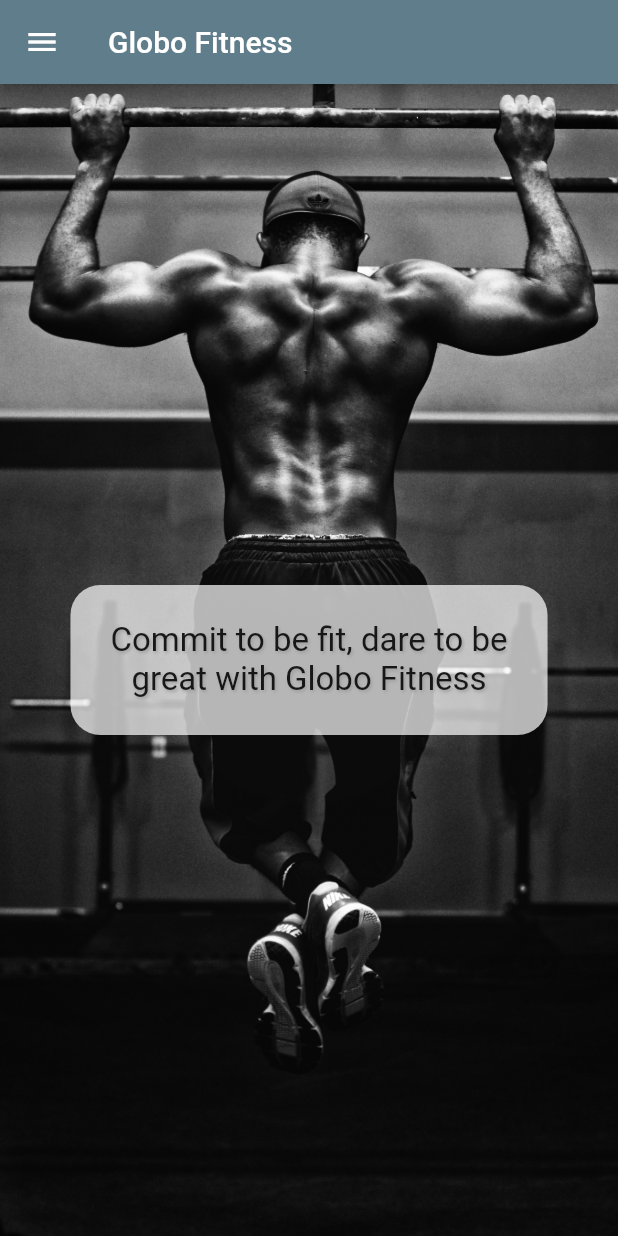
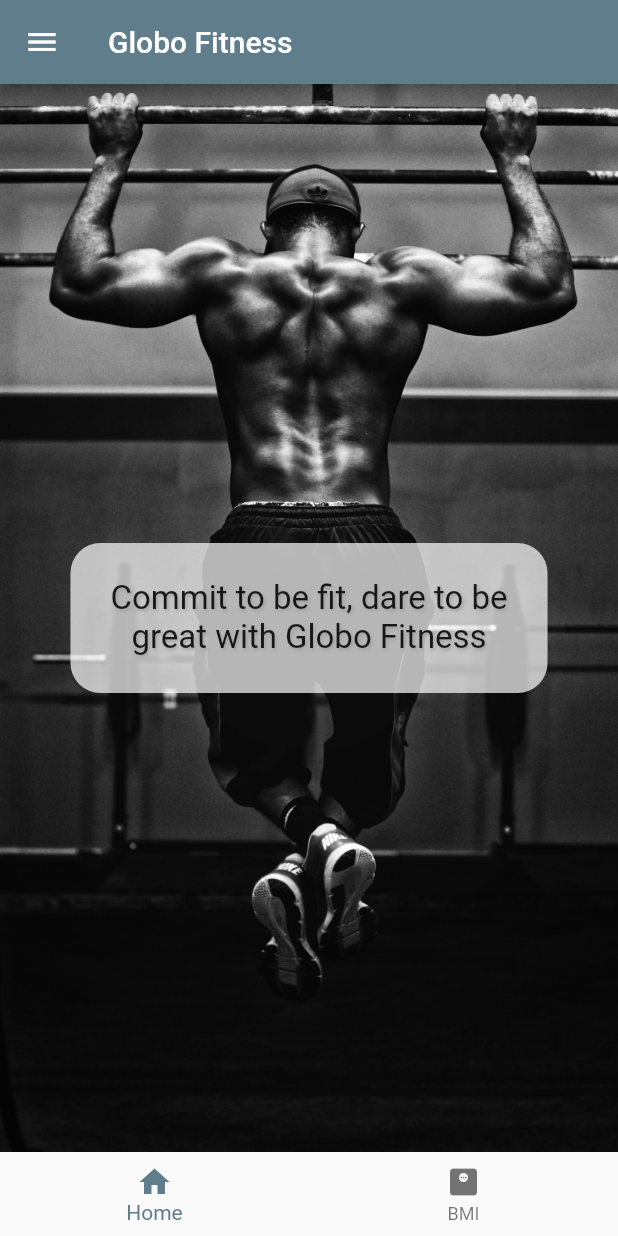
Before and after one commit to franco-marini/flutter-app, a Flutter app: the screen it shows after launch, in the side drawer, after a tap on "Home", on a phone screen of 412 x 824 dp. Run offline on Flutter 3.47's test engine with Material 2 defaults, Android fonts, the phone set to English and light mode, and no system bars.

Commit message:
FA: button tab navigator

```diff
--- a/lib/main.dart
+++ b/lib/main.dart
@@ -1,4 +1,5 @@
 import 'package:flutter/material.dart';
+import 'package:globo_fitness/screens/bmi_screen.dart';
 import 'package:globo_fitness/screens/intro_screen.dart';
 
 void main() {
@@ -11,6 +12,11 @@ class GlobeApp extends StatelessWidget {
   @override
   Widget build(BuildContext context) {
     return MaterialApp(
-        theme: ThemeData(primarySwatch: Colors.blueGrey), home: IntroScreen());
+        theme: ThemeData(primarySwatch: Colors.blueGrey),
+        routes: {
+          '/': (context) => const IntroScreen(),
+          '/bmi': (context) => const BmiScreen()
+        },
+        initialRoute: '/');
   }
 }
--- a/lib/screens/bmi_screen.dart
+++ b/lib/screens/bmi_screen.dart
@@ -1,5 +1,6 @@
 import 'package:flutter/material.dart';
 
+import '../shared/menu_bottom.dart';
 import '../shared/menu_drawer.dart';
 
 class BmiScreen extends StatelessWidget {
@@ -8,8 +9,9 @@ class BmiScreen extends StatelessWidget {
   @override
   Widget build(BuildContext context) {
     return Scaffold(
-        appBar: AppBar(title: Text('BMI Calculator')),
-        drawer: MenuDrawer(),
-        body: Center(child: FlutterLogo()));
+        appBar: AppBar(title: const Text('BMI Calculator')),
+        bottomNavigationBar: const MenuBottom(),
+        drawer: const MenuDrawer(),
+        body: const Center(child: FlutterLogo()));
   }
 }
--- a/lib/screens/intro_screen.dart
+++ b/lib/screens/intro_screen.dart
@@ -1,5 +1,6 @@
 import 'package:flutter/material.dart';
 
+import '../shared/menu_bottom.dart';
 import '../shared/menu_drawer.dart';
 
 class IntroScreen extends StatelessWidget {
@@ -9,21 +10,22 @@ class IntroScreen extends StatelessWidget {
   Widget build(BuildContext context) {
     return Scaffold(
       appBar: AppBar(
-        title: Text('Globo Fitness'),
+        title: const Text('Globo Fitness'),
       ),
-      drawer: MenuDrawer(),
+      drawer: const MenuDrawer(),
+      bottomNavigationBar: const MenuBottom(),
       body: Container(
-        decoration: BoxDecoration(
+        decoration: const BoxDecoration(
             image: DecorationImage(
                 fit: BoxFit.cover,
                 image: AssetImage('assets/home-screen.jpg'))),
         child: Center(
             child: Container(
-          padding: EdgeInsets.all(24),
-          decoration: BoxDecoration(
+          padding: const EdgeInsets.all(24),
+          decoration: const BoxDecoration(
               color: Colors.white70,
               borderRadius: BorderRadius.all(Radius.circular(20))),
-          child: Text(
+          child: const Text(
             'Commit to be fit, dare to be \ngreat with Globo Fitness',
             textAlign: TextAlign.center,
             style: TextStyle(fontSize: 22, shadows: [
--- /dev/null
+++ b/lib/shared/menu_bottom.dart
@@ -0,0 +1,27 @@
+import 'package:flutter/material.dart';
+
+class MenuBottom extends StatelessWidget {
+  const MenuBottom({
+    Key? key,
+  }) : super(key: key);
+
+  @override
+  Widget build(BuildContext context) {
+    return BottomNavigationBar(
+      onTap: (int index) {
+        switch (index) {
+          case 0:
+            Navigator.pushNamed(context, '/');
+            break;
+          case 1:
+            Navigator.pushNamed(context, '/bmi');
+            break;
+        }
+      },
+      items: const [
+        BottomNavigationBarItem(icon: Icon(Icons.home), label: 'Home'),
+        BottomNavigationBarItem(icon: Icon(Icons.monitor_weight), label: 'BMI'),
+      ],
+    );
+  }
+}
--- a/lib/shared/menu_drawer.dart
+++ b/lib/shared/menu_drawer.dart
@@ -22,7 +22,7 @@ class MenuDrawer extends StatelessWidget {
       'Training'
     ];
     List<Widget> menuItems = [];
-    menuItems.add(DrawerHeader(
+    menuItems.add(const DrawerHeader(
       decoration: BoxDecoration(color: Colors.blueGrey),
       child: Text(
         'Globo Fitness',
@@ -32,14 +32,14 @@ class MenuDrawer extends StatelessWidget {
     menuTitles.forEach((String element) {
       Widget screen = Container();
       menuItems.add(ListTile(
-        title: Text(element, style: TextStyle(fontSize: 18)),
+        title: Text(element, style: const TextStyle(fontSize: 18)),
         onTap: () {
           switch (element) {
             case 'Home':
-              screen = IntroScreen();
+              screen = const IntroScreen();
               break;
             case 'BMI Calculator':
-              screen = BmiScreen();
+              screen = const BmiScreen();
               break;
             default:
               break;
```
